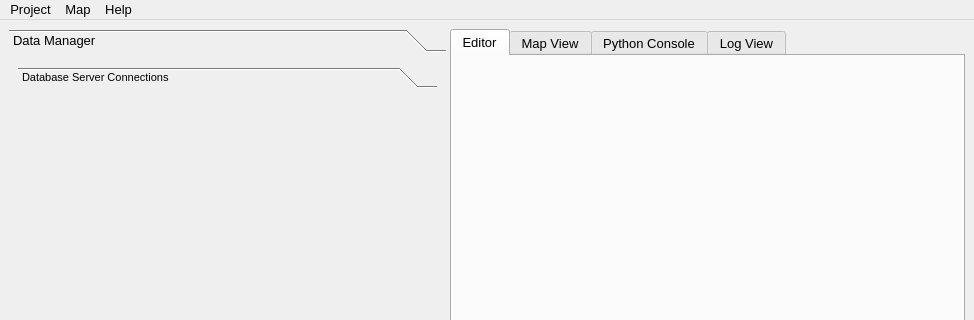
Above: opus_gui/main/opusmain.ui from psrc/urbansim before the change; both pictures show x 0 to 974 and y 0 to 320 of the 974 by 707 pixel window. Below: the same form after it.
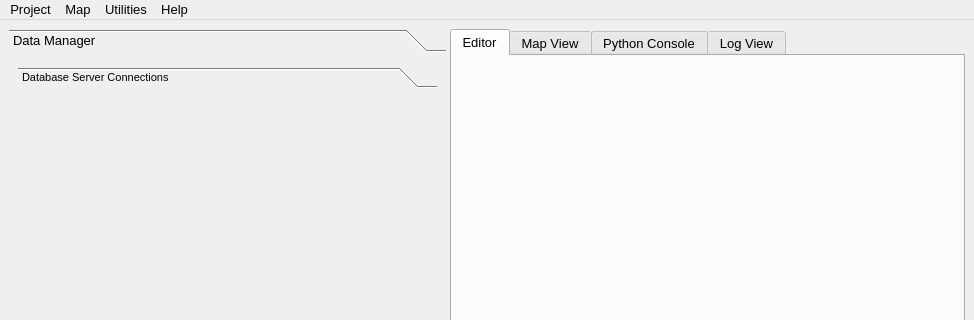
That is the form after the change. The open tabs and pages were chosen to show the change. Icons and pictures are not drawn.

Commit message: Adding some icons and actions for adding some of the base tabs back in if they get removed

What changed in the file:
```diff
--- a/opus_gui/main/opusmain.ui
+++ b/opus_gui/main/opusmain.ui
@@ -413,7 +413,7 @@
      <x>0</x>
      <y>0</y>
      <width>974</width>
-     <height>21</height>
+     <height>24</height>
     </rect>
    </property>
    <widget class="QMenu" name="menuMap" >
@@ -443,8 +443,17 @@
     </property>
     <addaction name="actionAbout" />
    </widget>
+   <widget class="QMenu" name="menuUtilities" >
+    <property name="title" >
+     <string>Utilities</string>
+    </property>
+    <addaction name="actionPython_Console" />
+    <addaction name="actionLog_View" />
+    <addaction name="actionEditor" />
+   </widget>
    <addaction name="menuProject" />
    <addaction name="menuMap" />
+   <addaction name="menuUtilities" />
    <addaction name="menuHelp" />
   </widget>
   <widget class="QStatusBar" name="statusbar" />
```
Left out of the diff: 91 changed lines with no effect on the pictures. The commit also changes 6 other files.
